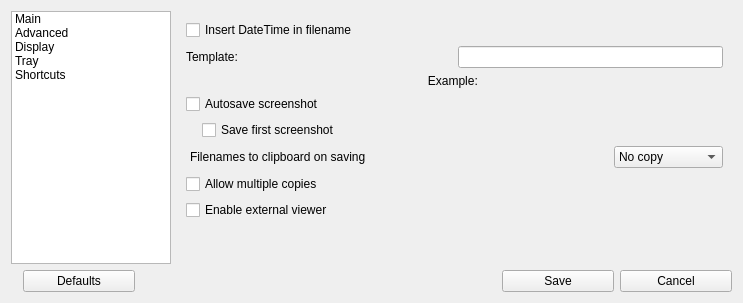
Old version of the form src/ui/configwidget.ui in the repository lxqt/screengrab.
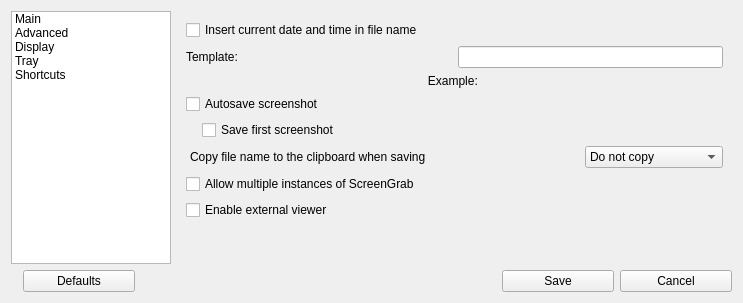
New version of the form. The open tabs and pages were chosen to show the change. Custom widgets are drawn as their Qt base class.

Commit message: Fixes some English strings in the settings dialog issue #28

```diff
--- a/src/ui/configwidget.ui
+++ b/src/ui/configwidget.ui
@@ -105,7 +105,7 @@
         </sizepolicy>
        </property>
        <property name="currentIndex">
-        <number>2</number>
+        <number>1</number>
        </property>
        <widget class="QWidget" name="page_6">
         <layout class="QVBoxLayout" name="verticalLayout_2">
@@ -319,7 +319,7 @@
             <string>Inserting current date time into saved filename</string>
            </property>
            <property name="text">
-            <string>Insert DateTime in filename</string>
+            <string>Insert current date and time in file name</string>
            </property>
           </widget>
          </item>
@@ -392,7 +392,7 @@
            <item>
             <widget class="QLabel" name="labCopyFileName">
              <property name="text">
-              <string>Filenames to clipboard on saving</string>
+              <string>Copy file name to the clipboard when saving</string>
              </property>
             </widget>
            </item>
@@ -406,17 +406,17 @@
              </property>
              <item>
               <property name="text">
-               <string>No copy</string>
+               <string>Do not copy</string>
               </property>
              </item>
              <item>
               <property name="text">
-               <string>Only filename</string>
+               <string>Copy file name only</string>
               </property>
              </item>
              <item>
               <property name="text">
-               <string>Full path to file</string>
+               <string>Copy full file path</string>
               </property>
              </item>
             </widget>
@@ -429,14 +429,14 @@
             <string>Allow run multiplies copy of Screen Grab</string>
            </property>
            <property name="text">
-            <string>Allow multiple copies</string>
+            <string>Allow multiple instances of ScreenGrab</string>
            </property>
           </widget>
          </item>
          <item>
           <widget class="QCheckBox" name="cbxEnableExtView">
            <property name="toolTip">
-            <string>Open screenshot in external viewer by double click on screen area</string>
+            <string>Open in external viewer on double click</string>
            </property>
            <property name="text">
             <string>Enable external viewer</string>
```
